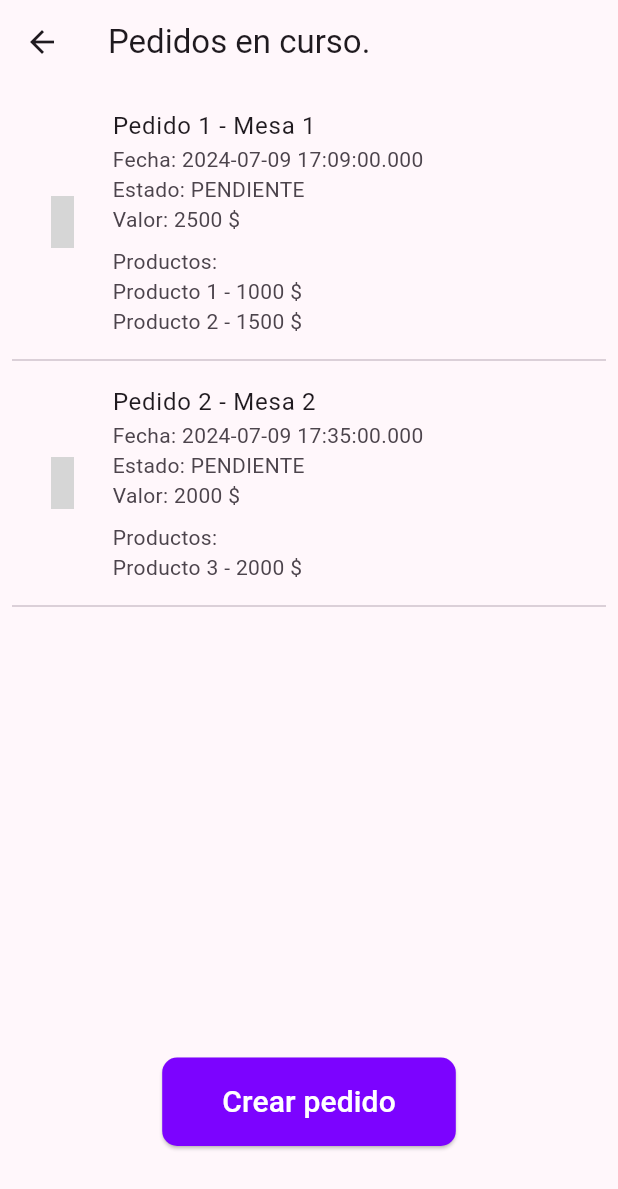
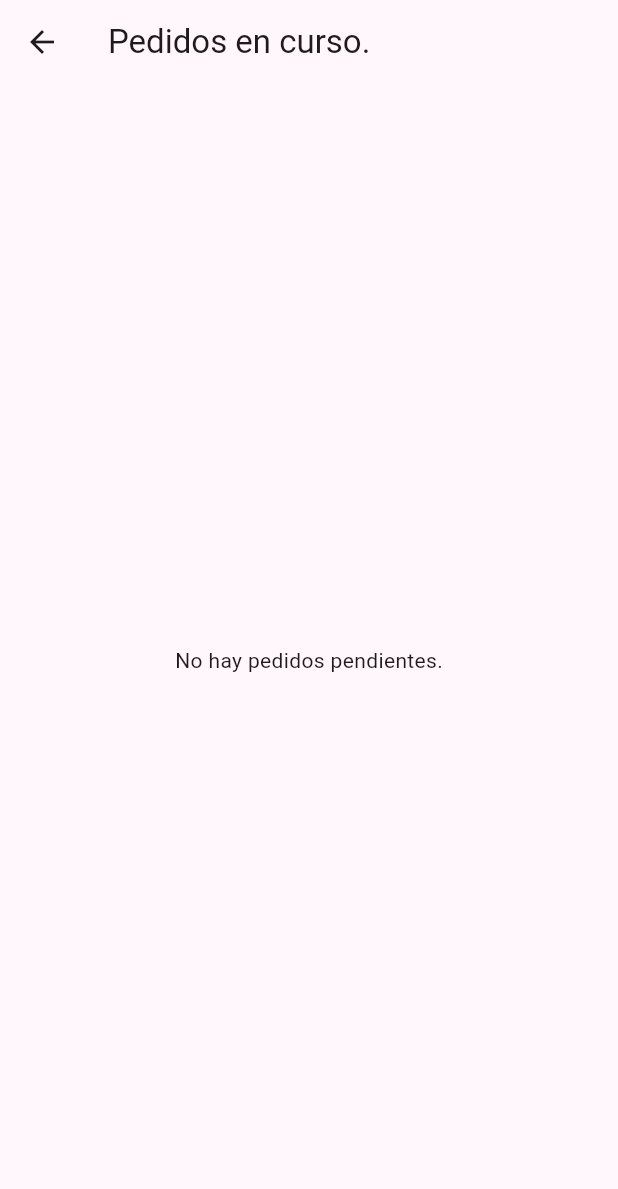
Before and after one commit to endors-toi/grupaso-pedidos, a Flutter app: the screen it shows after launch, after a tap on "Widget", on a phone screen of 412 x 824 dp. Shown: the top 1189 px of the screen. Run offline on Flutter 3.47's test engine with Material 3 defaults, Android fonts, the light colour scheme and no system bars; our stand-ins replace cloud_firestore, firebase_core, flutter_easyloading, flutter_feather_icons, material_design_icons_flutter; accounts and stored records are empty; grey boxes are pictures that could not be loaded.

Commit message:
GP-12 VerPedido y CrearPedido en armonia

```diff
--- a/lib/pages/crearPedido_page.dart
+++ b/lib/pages/crearPedido_page.dart
@@ -71,11 +71,30 @@ class _CrearPedidoPageState extends State<CrearPedidoPage> {
   List<Producto> productos = [];
   List<Producto> productosSeleccionados = [];
   int currentIdPedido = 1;
+  final FirebaseFirestore _db = FirebaseFirestore.instance;
 
   @override
   void initState() {
     super.initState();
+    fetchProductos();
+    getMaxPedidoId();
     _loadProductos();
+  }
+
+  Future<void> fetchProductos() async {
+    QuerySnapshot snapshot = await _db.collection('productos').get();
+    setState(() {
+      productos = snapshot.docs.map((doc) => Producto.fromFirestore(doc)).toList();
+    });
+  }
+
+  Future<void> getMaxPedidoId() async {
+    QuerySnapshot snapshot = await _db.collection('pedidos').orderBy('id', descending: true).limit(1).get();
+    if (snapshot.docs.isNotEmpty) {
+      setState(() {
+        currentIdPedido = snapshot.docs.first['id'] + 1;
+      });
+    }
   }
 
   void _loadProductos() async {
--- a/lib/pages/verPedido.dart
+++ b/lib/pages/verPedido.dart
@@ -1,7 +1,66 @@
 import 'package:flutter/material.dart';
-
+import 'package:cloud_firestore/cloud_firestore.dart';
 import 'crearPedido_page.dart';
 import 'package:material_design_icons_flutter/material_design_icons_flutter.dart';
+
+
+
+class Producto {
+  final int id;
+  final String nombre;
+  final String descripcion;
+  final int precio;
+
+  Producto({
+    required this.id,
+    required this.nombre,
+    required this.descripcion,
+    required this.precio,
+  });
+
+  factory Producto.fromFirestore(DocumentSnapshot doc) {
+    Map<String, dynamic> data = doc.data() as Map<String, dynamic>;
+    return Producto(
+      id: data['id'],
+      nombre: data['nombre'],
+      descripcion: data['descripcion'],
+      precio: data['precio'],
+    );
+  }
+}
+
+class Pedido {
+  final int id;
+  final List<Producto> productos;
+  final String mesa;
+  final DateTime fecha;
+  final String estado;
+  final int valor;
+
+  Pedido({
+    required this.id,
+    required this.productos,
+    required this.mesa,
+    required this.fecha,
+    required this.estado,
+    required this.valor,
+  });
+
+  factory Pedido.fromFirestore(DocumentSnapshot doc, List<Producto> productos) {
+    Map<String, dynamic> data = doc.data() as Map<String, dynamic>;
+    return Pedido(
+      id: data['id'],
+      productos: productos,
+      mesa: data['mesa'],
+      fecha: (data['timestamp'] as Timestamp).toDate(),
+      estado: data['estado'],
+      valor: data['total'],
+    );
+  }
+}
+
+
+
 
 class VerPedidoPage extends StatefulWidget {
   const VerPedidoPage({super.key});
@@ -11,42 +70,25 @@ class VerPedidoPage extends StatefulWidget {
 }
 
 class _VerPedidoPageState extends State<VerPedidoPage> {
-  // Lista de ejemplo de pedidos
-  final List<Pedido> pedidos = [
-    Pedido(
-      id: 1,
-      productos: [
-        Producto(
-            id: 1,
-            nombre: 'Producto 1',
-            descripcion: 'Descripción 1',
-            precio: 1000),
-        Producto(
-            id: 2,
-            nombre: 'Producto 2',
-            descripcion: 'Descripción 2',
-            precio: 1500),
-      ],
-      mesa: 'Mesa 1',
-      fecha: DateTime.parse('2024-07-09 17:09'),
-      estado: 'PENDIENTE',
-      valor: 2500,
-    ),
-    Pedido(
-      id: 2,
-      productos: [
-        Producto(
-            id: 3,
-            nombre: 'Producto 3',
-            descripcion: 'Descripción 3',
-            precio: 2000),
-      ],
-      mesa: 'Mesa 2',
-      fecha: DateTime.parse('2024-07-09 17:35'),
-      estado: 'PENDIENTE',
-      valor: 2000,
-    ),
-  ];
+  final FirebaseFirestore _db = FirebaseFirestore.instance;
+
+  Stream<List<Pedido>> getPedidosPendientes() {
+    return _db.collection('pedidos').where('estado', isEqualTo: 'PENDIENTE').snapshots().asyncMap((snapshot) async {
+      List<Pedido> pedidos = [];
+      for (var doc in snapshot.docs) {
+        List<int> productoIds = List<int>.from(doc['productos']);
+        List<Producto> productos = [];
+        for (int productoId in productoIds) {
+          QuerySnapshot productoSnapshot = await _db.collection('productos').where('id', isEqualTo: productoId).get();
+          if (productoSnapshot.docs.isNotEmpty) {
+            productos.add(Producto.fromFirestore(productoSnapshot.docs.first));
+          }
+        }
+        pedidos.add(Pedido.fromFirestore(doc, productos));
+      }
+      return pedidos;
+    });
+  }
 
   @override
   Widget build(BuildContext context) {
@@ -54,7 +96,21 @@ class _VerPedidoPageState extends State<VerPedidoPage> {
       appBar: AppBar(
         title: Text('Pedidos en curso.'),
       ),
-      body: Column(
+      body: StreamBuilder<List<Pedido>>(
+        stream: getPedidosPendientes(),
+        builder: (context, snapshot) {
+          if (snapshot.connectionState == ConnectionState.waiting) {
+            return Center(child: CircularProgressIndicator());
+          }
+          if (snapshot.hasError) {
+            return Center(child: Text('Error: ${snapshot.error}'));
+          }
+          if (!snapshot.hasData || snapshot.data!.isEmpty) {
+            return Center(child: Text('No hay pedidos pendientes.'));
+          }
+
+          final pedidos = snapshot.data!;
+          return Column(
             children: [
               Expanded(
                 child: Padding(
@@ -118,6 +174,8 @@ class _VerPedidoPageState extends State<VerPedidoPage> {
                 ),
               ),
             ],
+          );
+        },
       ),
     );
   }
```
Lines whose indentation alone changed are shown as unchanged.
